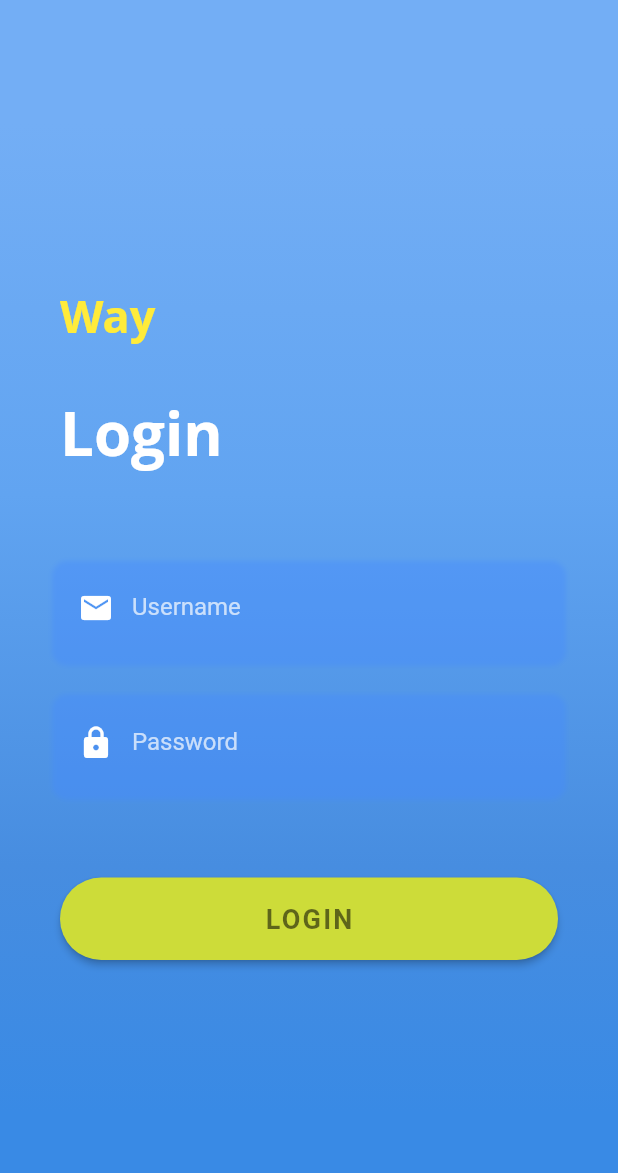
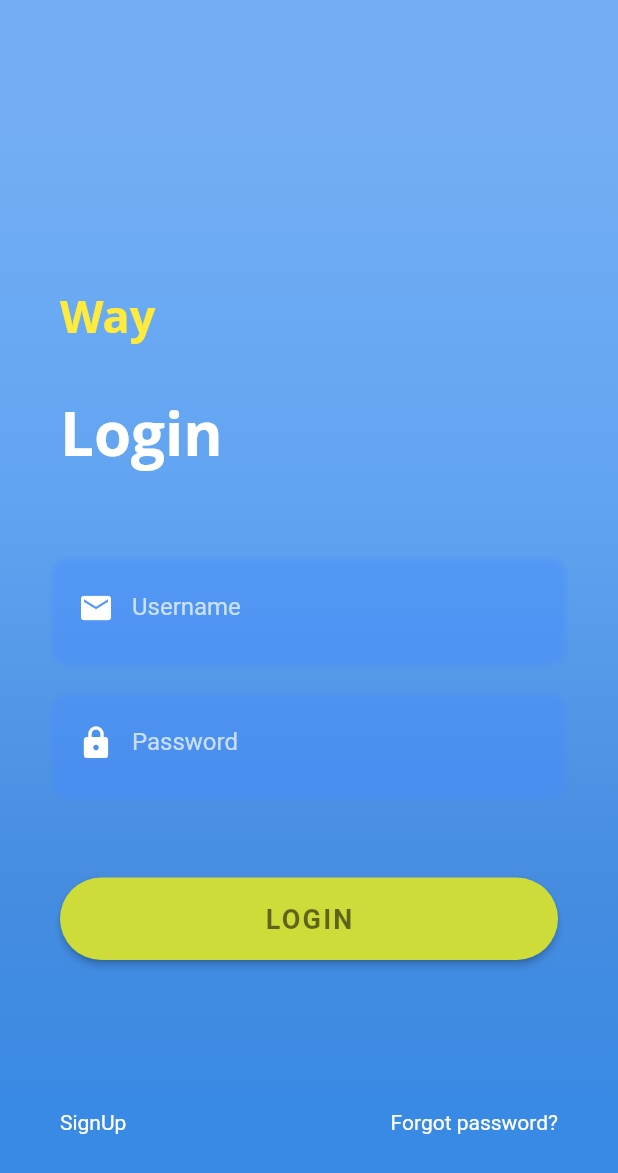
Before and after one commit to princebobby16/way-app, a Flutter app: the Login screen opened by its route, on a phone screen of 412 x 824 dp. Shown: the top 1173 px of the screen. Run offline on Flutter 3.47's test engine with Material 2 defaults, Android fonts, the phone set to English and light mode, and no system bars; our stand-ins replace floating_bottom_navigation_bar, google_maps_flutter, location; Roboto replaces fonts that are missing (Open Sans).

Commit message:
added signup and forgot password

```diff
--- a/lib/main.dart
+++ b/lib/main.dart
@@ -1,6 +1,7 @@
 import 'package:flutter/material.dart';
 import 'package:way_app/src/screens/home.dart';
 import 'package:way_app/src/screens/login.dart';
+import 'package:way_app/src/screens/signup.dart';
 
 void main() {
   runApp(Way());
@@ -18,6 +19,7 @@ class Way extends StatelessWidget {
       routes: {
         '/login': (context) => Login(),
         '/home': (context) => Home(),
+        '/signup': (context) => SignUp(),
       },
     );
   }
--- a/lib/src/screens/login.dart
+++ b/lib/src/screens/login.dart
@@ -14,7 +14,7 @@ class Login extends StatelessWidget {
               color: Colors.blueAccent.withAlpha(100),
               spreadRadius: 5,
               blurRadius: 2,
-              offset: Offset(0, 4), // changes position of shadow
+              offset: Offset(0, 3), // changes position of shadow
             ),
           ]
       ),
@@ -143,6 +143,19 @@ class Login extends StatelessWidget {
                             style: TextStyle(fontSize: 18.0, fontWeight: FontWeight.bold, color: Colors.black54, letterSpacing: 1.5)
                         ),
                       ),
+                      ),
+                      SizedBox(height: 100),
+                      Row(
+                        mainAxisAlignment: MainAxisAlignment.spaceBetween,
+                        children: [
+                          GestureDetector(
+                            onTap: (){
+                                Navigator.pushNamed(context, '/signup');
+                            },
+                            child: Text('SignUp', style: TextStyle(color: Colors.white)),
+                          ),
+                          Text('Forgot password?', style: TextStyle(color: Colors.white))
+                        ],
                       )
                     ],
                   )
```
Also changed, not shown: lib/src/screens/signup.dart (added, +27 -0 lines).
